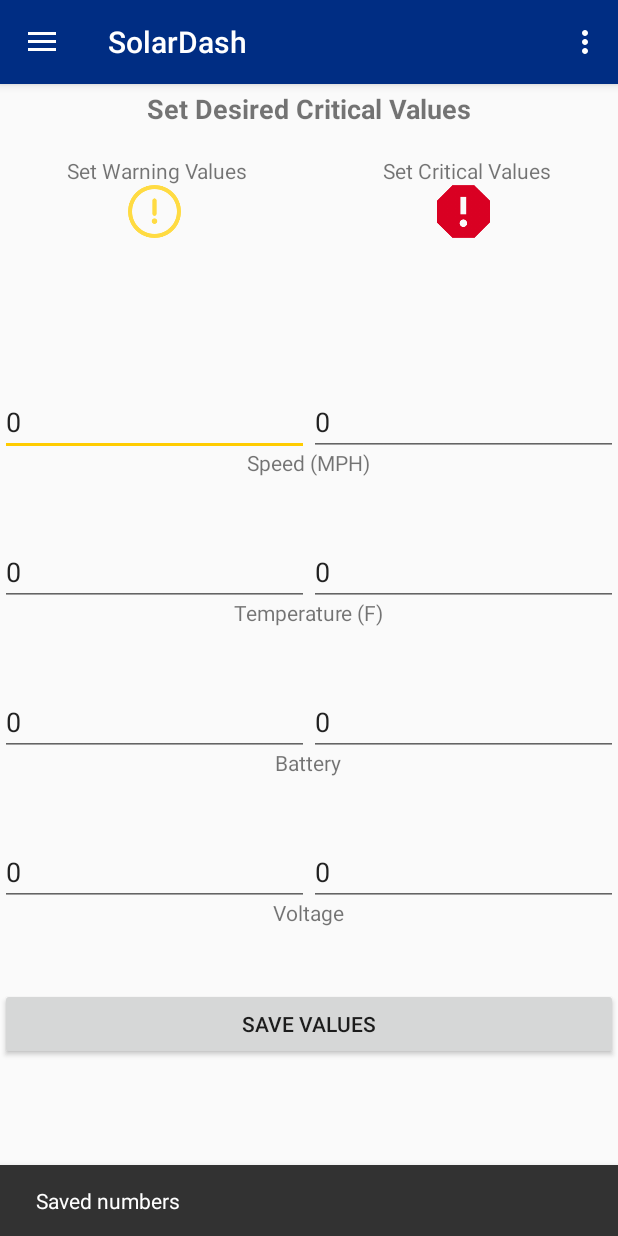
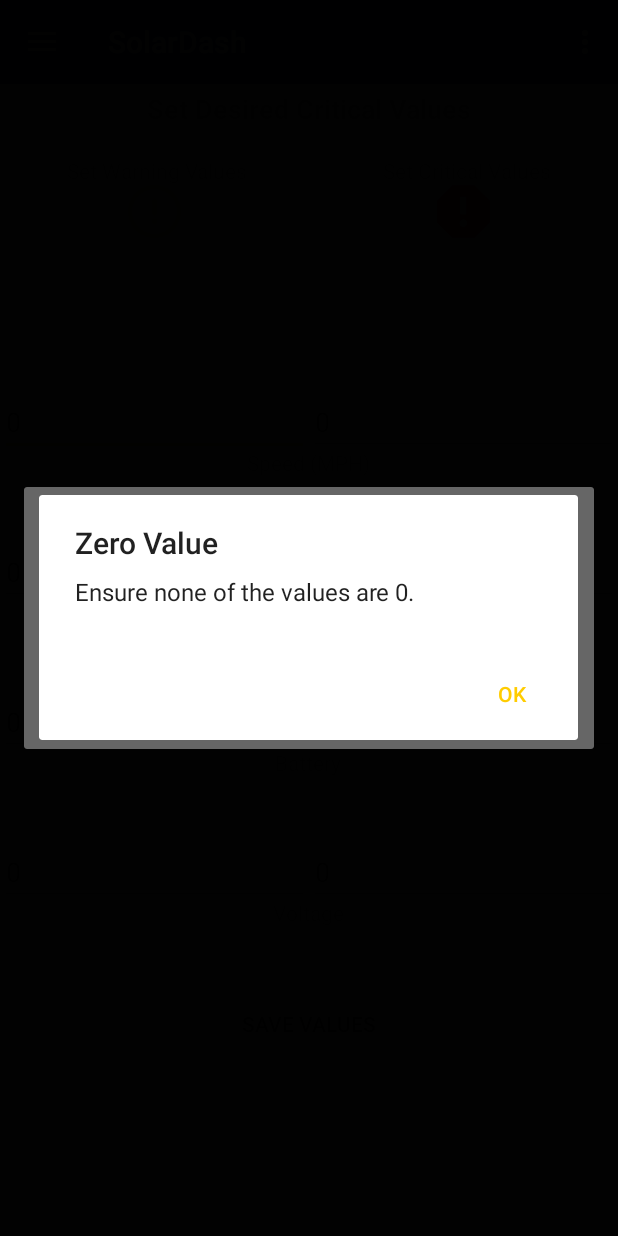
Before and after one commit to kathleenbaert/solardash, an Android app: the fragment CriticalValueFragment placed in its activity, after a tap on "SAVE VALUES", on a phone screen of 412 x 824 dp. Run offline under Robolectric (Android 15) with nearby library versions, the phone set to English and light mode, and no system bars.

Commit message:
performed data valudation on the critical values

```diff
--- a/app/src/main/java/com/example/kathleenbaert/myapplication/CriticalValueFragment.java
+++ b/app/src/main/java/com/example/kathleenbaert/myapplication/CriticalValueFragment.java
@@ -1,7 +1,9 @@
 package com.example.kathleenbaert.myapplication;
 
+import android.app.AlertDialog;
 import android.app.Fragment;
 import android.content.Context;
+import android.content.DialogInterface;
 import android.content.SharedPreferences;
 import android.os.Bundle;
 import android.preference.PreferenceManager;
@@ -22,9 +24,10 @@ public class CriticalValueFragment extends Fragment {
     private final String TAG = "CriticalValueFragment";
     View myView;
     EditText editText;
-    Context context;
+    public Context context;
     static CriticalValues cv = new CriticalValues();
     private DrawerLayout drawerLayout;
+    public boolean saveTheseValues;
 
     @Nullable
     @Override
@@ -36,93 +39,169 @@ public class CriticalValueFragment extends Fragment {
         return myView;
 
     }
+
     private void textViews() {
         Button saveButton = (Button) myView.findViewById( R.id.save_button );
         saveButton.setOnClickListener( get_edit_view_button_listener );
 
     }
 
-    private void savePreferences(String key, String value) {
+    private void savePreferences(String key, int value) {
         SharedPreferences sharedPreferences = PreferenceManager.getDefaultSharedPreferences( context );
         SharedPreferences.Editor editor = sharedPreferences.edit();
-        editor.putString( key, value );
+        editor.putInt( key, value );
         editor.commit();
     }
 
     private void loadSavedPreferences() {
         SharedPreferences sharedPreferences = PreferenceManager.getDefaultSharedPreferences( context );
         editText = myView.findViewById( R.id.speed_warning );
-        String value = sharedPreferences.getString( "speedWarning", "0" );
-        editText.setText( value );
+        int value = sharedPreferences.getInt( "speedWarning", 0 );
+        editText.setText( value + "" );
 
         editText = myView.findViewById( R.id.speed_critical );
-        value = sharedPreferences.getString( "speedCritical", "0" );
-        editText.setText( value );
+        value = sharedPreferences.getInt( "speedCritical", 0 );
+        editText.setText( value + "" );
 
         editText = myView.findViewById( R.id.temp_warning );
-        value = sharedPreferences.getString( "tempWarning", "0" );
-        editText.setText( value );
+        value = sharedPreferences.getInt( "tempWarning", 0 );
+        editText.setText( value + "" );
 
         editText = myView.findViewById( R.id.temp_critical );
-        value = sharedPreferences.getString( "tempCritical", "0" );
-        editText.setText( value );
+        value = sharedPreferences.getInt( "tempCritical", 0 );
+        editText.setText( value + "" );
 
         editText = myView.findViewById( R.id.battery_warning );
-        value = sharedPreferences.getString( "batteryWarning", "0" );
-        editText.setText( value );
+        value = sharedPreferences.getInt( "batteryWarning", 0 );
+        editText.setText( value + "" );
 
         editText = myView.findViewById( R.id.battery_critical );
-        value = sharedPreferences.getString( "batteryCritical", "0" );
-        editText.setText( value );
+        value = sharedPreferences.getInt( "batteryCritical", 0 );
+        editText.setText( value + "" );
 
         editText = myView.findViewById( R.id.voltage_warning );
-        value = sharedPreferences.getString( "voltageWarning", "0" );
-        editText.setText( value );
+        value = sharedPreferences.getInt( "voltageWarning", 0 );
+        editText.setText( value + "" );
 
         editText = myView.findViewById( R.id.voltage_critical );
-        value = sharedPreferences.getString( "voltageCritical", "0" );
-        editText.setText( value );
+        value = sharedPreferences.getInt( "voltageCritical", 0 );
+        editText.setText( value + "" );
     }
 
     private Button.OnClickListener get_edit_view_button_listener = new Button.OnClickListener() {
         public void onClick(View v) {
+            saveTheseValues = true;
+            //parse out the ints
+            int speedWarning = 0, speedCritical = 0, tempWarning = 0, tempCritical = 0, batteryWarning = 0, batteryCritical = 0, voltageWarning = 0, voltageCritical = 0;
+            try {
                 editText = myView.findViewById( R.id.speed_warning );
-            cv.setSpeedWarning( Integer.parseInt( editText.getText().toString() ) );
-            savePreferences( "speedWarning", editText.getText().toString() );
+                speedWarning = Integer.parseInt( editText.getText().toString() );
 
                 editText = myView.findViewById( R.id.speed_critical );
-            cv.setSpeedCritical( Integer.parseInt( editText.getText().toString() ) );
-            savePreferences( "speedCritical", editText.getText().toString() );
+                speedCritical = Integer.parseInt( editText.getText().toString() );
 
                 editText = myView.findViewById( R.id.temp_warning );
-            cv.setTempWarning( Integer.parseInt( editText.getText().toString() ) );
-            savePreferences( "tempWarning", editText.getText().toString() );
+                tempWarning = Integer.parseInt( editText.getText().toString() );
 
                 editText = myView.findViewById( R.id.temp_critical );
-            cv.setTempCritical( Integer.parseInt( editText.getText().toString() ) );
-            savePreferences( "tempCritical", editText.getText().toString() );
+                tempCritical = Integer.parseInt( editText.getText().toString() );
 
                 editText = myView.findViewById( R.id.battery_warning );
-            cv.setBatteryWarning( Integer.parseInt( editText.getText().toString() ) );
-            savePreferences( "batteryWarning", editText.getText().toString() );
+                batteryWarning = Integer.parseInt( editText.getText().toString() );
 
                 editText = myView.findViewById( R.id.battery_critical );
-            cv.setBatteryCritical( Integer.parseInt( editText.getText().toString() ) );
-            savePreferences( "batteryCritical", editText.getText().toString() );
+                batteryCritical = Integer.parseInt( editText.getText().toString() );
 
                 editText = myView.findViewById( R.id.voltage_warning );
-            cv.setVoltageWarning( Integer.parseInt( editText.getText().toString() ) );
-            savePreferences( "voltageWarning", editText.getText().toString() );
+                voltageWarning = Integer.parseInt( editText.getText().toString() );
 
                 editText = myView.findViewById( R.id.voltage_critical );
-            cv.setVoltageCritical( Integer.parseInt( editText.getText().toString() ) );
-            savePreferences( "voltageCritical", editText.getText().toString() );
+                voltageCritical = Integer.parseInt( editText.getText().toString() );
 
-            //works!
-            //System.out.println(cv.toString());
-            System.out.println("from critical values " + cv.toString());
+            } catch (NumberFormatException e) {
+                alertBuilder( "Number Format Exception", "Please ensure you entered all 8 values, and there are no negatives or decimal numbers." );
+                saveTheseValues = false;
+            }
+
+            //set all the critical values
+            try {
+                cv.setSpeedWarning( speedWarning );
+                cv.setSpeedCritical( speedCritical );
+                cv.setTempWarning( tempWarning );
+                cv.setTempCritical( tempCritical );
+                cv.setBatteryWarning( batteryWarning );
+                cv.setBatteryCritical( batteryCritical );
+                cv.setVoltageWarning( voltageWarning );
+                cv.setVoltageCritical( voltageCritical );
+            } catch (Exception e) {
+                alertBuilder( "Problem occurred", "Problem has occurred while setting the critical values. Error: " + e.toString() );
+                saveTheseValues = false;
+            }
+            //savePreferences
+            try {
+                savePreferences( "speedWarning", speedWarning );
+
+                savePreferences( "speedCritical", speedCritical );
+
+                savePreferences( "tempWarning", tempWarning );
+
+                savePreferences( "tempCritical", tempCritical );
+
+                savePreferences( "batteryWarning", batteryWarning );
+
+                savePreferences( "batteryCritical", batteryCritical );
+
+                savePreferences( "voltageWarning", voltageWarning );
+
+                savePreferences( "voltageCritical", voltageCritical );
+            } catch (Exception e) {
+                alertBuilder( "Problem occurred", "Problem has occurred while saving your preferences in SharedPreferences. Error " + e.toString() );
+                saveTheseValues = false;
+            }
+            //data validation
+            if (speedWarning > speedCritical || speedWarning == speedCritical) {
+                alertBuilder( "Fix Speed Values", "Ensure Speed Critical Value is greater than Speed Warning Value, and they are not the same value." );
+                saveTheseValues = false;
+            }
+            if (tempWarning > tempCritical || tempWarning == tempCritical) {
+                alertBuilder( "Fix Temperature Values", "Ensure Temperature Critical Value is greater than Temperature Warning Value, and they are not the same value." );
+                saveTheseValues = false;
+            }
+            if (batteryWarning < batteryCritical || batteryCritical == batteryWarning) {
+                alertBuilder( "Fix Battery Values", "Ensure Battery Warning Value is greater than Battery Critical Value, and they are not the same value." );
+                saveTheseValues = false;
+            }
+            if (voltageWarning > voltageCritical || voltageWarning == voltageCritical) {
+                alertBuilder( "Fix Voltage Values", "Ensure Voltage Critical Value is greater than Voltage Warning Value, and they are not the same value." );
+                saveTheseValues = false;
+            }
+            if (batteryCritical > 100 || batteryWarning > 100) {
+                alertBuilder( "Fix Battery Values", "Ensure Battery Values are less than 100. Remember, this is a percentage." );
+                saveTheseValues = false;
+            }
+            if(speedWarning == 0 || speedCritical == 0 || tempWarning == 0 || tempCritical == 0 || batteryWarning == 0 || batteryCritical == 0 || voltageWarning == 0 || voltageCritical == 0){
+                alertBuilder("Zero Value", "Ensure none of the values are 0.");
+                saveTheseValues = false;
+            }
+
+            if (saveTheseValues) {
                 Snackbar snackbar = Snackbar.make( myView, "Saved numbers", Snackbar.LENGTH_SHORT );
                 snackbar.show();
             }
+        }
     };
+
+    public void alertBuilder(String title, String message) {
+        AlertDialog.Builder builder = new AlertDialog.Builder( context );
+        builder.setMessage( message ).setTitle( title );
+        builder.setPositiveButton( "OK", new DialogInterface.OnClickListener() {
+            public void onClick(DialogInterface dialog, int id) {
+
             }
+        } );
+        AlertDialog dialog = builder.create();
+        dialog.show();
+    }
+
+
+}
```
Lines whose indentation alone changed are shown as unchanged.
